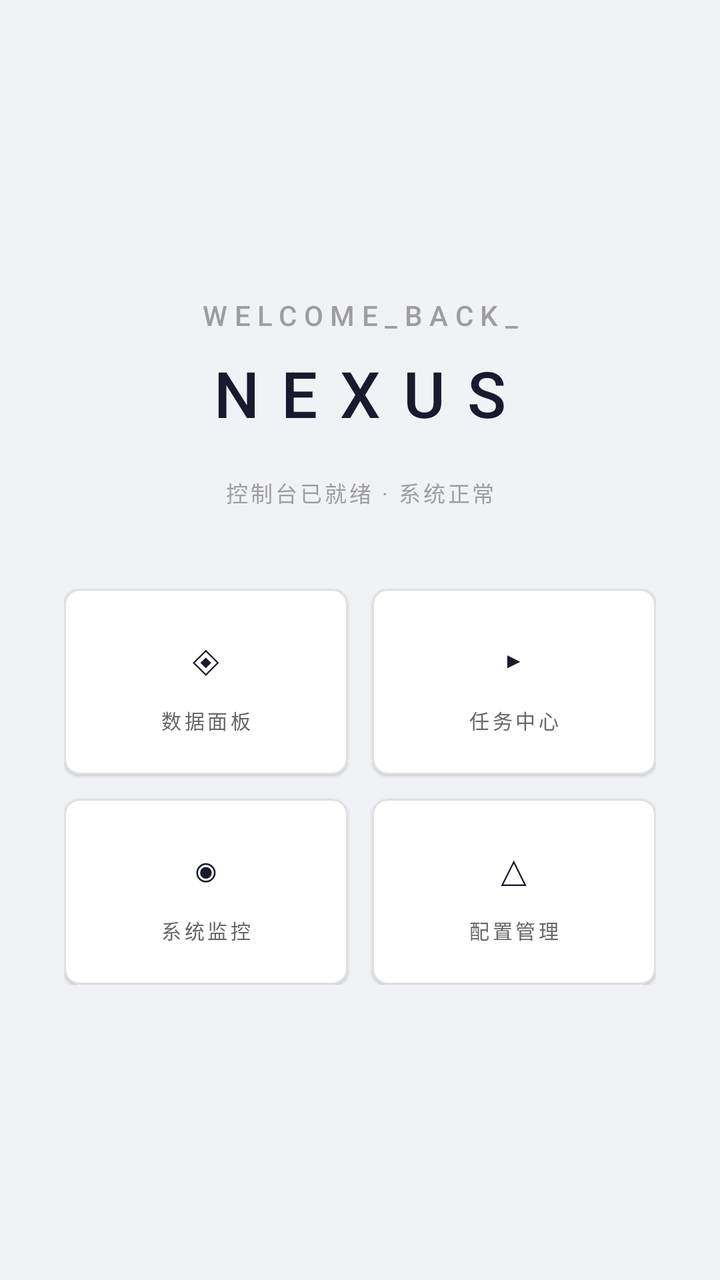
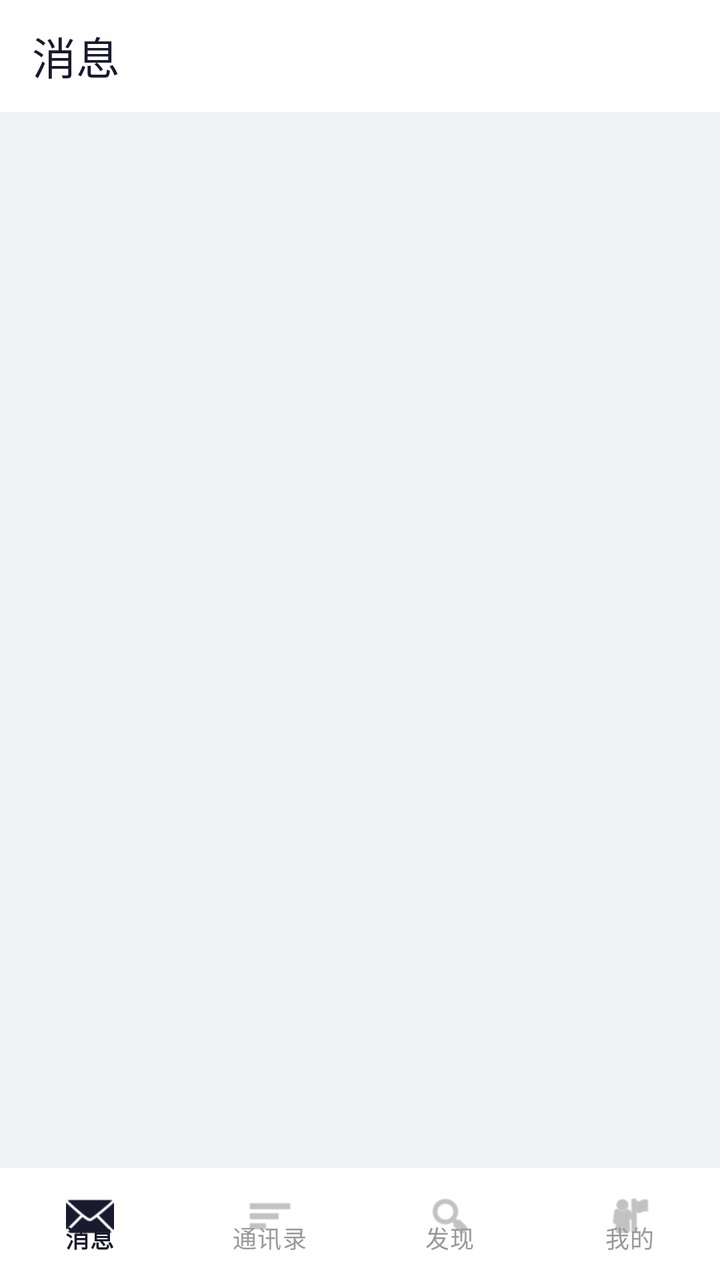

Before-and-after screenshots of an Android layout around one commit, followed by the original layout XML and the change that was made.
<!-- AndroidManifest.xml: activity theme Theme.NexusApp -->
<!-- res/layout/activity_main.xml -->
<?xml version="1.0" encoding="utf-8"?>
<androidx.constraintlayout.widget.ConstraintLayout
    xmlns:android="http://schemas.android.com/apk/res/android"
    xmlns:app="http://schemas.android.com/apk/res-auto"
    android:layout_width="match_parent"
    android:layout_height="match_parent"
    android:background="#F0F2F5">

    <TextView
        android:id="@+id/tvWelcome"
        android:layout_width="wrap_content"
        android:layout_height="wrap_content"
        android:text="WELCOME_BACK_"
        android:textColor="#9E9E9E"
        android:textSize="14sp"
        android:fontFamily="sans-serif-medium"
        android:letterSpacing="0.25"
        android:layout_marginBottom="8dp"
        app:layout_constraintVertical_chainStyle="packed"
        app:layout_constraintTop_toTopOf="parent"
        app:layout_constraintBottom_toTopOf="@id/tvMainTitle"
        app:layout_constraintStart_toStartOf="parent"
        app:layout_constraintEnd_toEndOf="parent" />

    <TextView
        android:id="@+id/tvMainTitle"
        android:layout_width="wrap_content"
        android:layout_height="wrap_content"
        android:text="NEXUS"
        android:textColor="#1A1A2E"
        android:textSize="32sp"
        android:fontFamily="sans-serif-medium"
        android:letterSpacing="0.35"
        android:layout_marginBottom="20dp"
        app:layout_constraintTop_toBottomOf="@id/tvWelcome"
        app:layout_constraintBottom_toTopOf="@id/tvSub"
        app:layout_constraintStart_toStartOf="parent"
        app:layout_constraintEnd_toEndOf="parent" />

    <TextView
        android:id="@+id/tvSub"
        android:layout_width="wrap_content"
        android:layout_height="wrap_content"
        android:text="控制台已就绪 · 系统正常"
        android:textColor="#9E9E9E"
        android:textSize="11sp"
        android:fontFamily="sans-serif"
        android:letterSpacing="0.12"
        android:layout_marginBottom="40dp"
        app:layout_constraintTop_toBottomOf="@id/tvMainTitle"
        app:layout_constraintBottom_toTopOf="@id/gridCards"
        app:layout_constraintStart_toStartOf="parent"
        app:layout_constraintEnd_toEndOf="parent" />

    <androidx.constraintlayout.widget.ConstraintLayout
        android:id="@+id/gridCards"
        android:layout_width="0dp"
        android:layout_height="wrap_content"
        android:layout_marginStart="32dp"
        android:layout_marginEnd="32dp"
        app:layout_constraintWidth_max="340dp"
        app:layout_constraintTop_toBottomOf="@id/tvSub"
        app:layout_constraintBottom_toBottomOf="parent"
        app:layout_constraintStart_toStartOf="parent"
        app:layout_constraintEnd_toEndOf="parent"
        app:layout_constraintVertical_bias="0">

        <com.google.android.material.card.MaterialCardView
            android:id="@+id/cardData"
            android:layout_width="0dp"
            android:layout_height="wrap_content"
            android:layout_marginEnd="6dp"
            android:layout_marginBottom="12dp"
            app:cardBackgroundColor="#FFFFFF"
            app:strokeColor="#E0E0E0"
            app:strokeWidth="1dp"
            app:cardCornerRadius="8dp"
            app:cardElevation="1dp"
            app:layout_constraintTop_toTopOf="parent"
            app:layout_constraintStart_toStartOf="parent"
            app:layout_constraintEnd_toStartOf="@id/cardTask"
            app:layout_constraintBottom_toTopOf="@id/cardMonitor"
            app:layout_constraintWidth_percent="0.48">

            <LinearLayout
                android:layout_width="match_parent"
                android:layout_height="match_parent"
                android:orientation="vertical"
                android:gravity="center"
                android:padding="20dp">

                <TextView
                    android:layout_width="wrap_content"
                    android:layout_height="wrap_content"
                    android:text="◈"
                    android:textColor="#1A1A2E"
                    android:textSize="22sp"
                    android:layout_marginBottom="8dp" />

                <TextView
                    android:layout_width="wrap_content"
                    android:layout_height="wrap_content"
                    android:text="数据面板"
                    android:textColor="#666666"
                    android:textSize="10sp"
                    android:fontFamily="sans-serif"
                    android:letterSpacing="0.15" />
            </LinearLayout>
        </com.google.android.material.card.MaterialCardView>

        <com.google.android.material.card.MaterialCardView
            android:id="@+id/cardTask"
            android:layout_width="0dp"
            android:layout_height="wrap_content"
            android:layout_marginStart="6dp"
            android:layout_marginBottom="12dp"
            app:cardBackgroundColor="#FFFFFF"
            app:strokeColor="#E0E0E0"
            app:strokeWidth="1dp"
            app:cardCornerRadius="8dp"
            app:cardElevation="1dp"
            app:layout_constraintTop_toTopOf="parent"
            app:layout_constraintStart_toEndOf="@id/cardData"
            app:layout_constraintEnd_toEndOf="parent"
            app:layout_constraintBottom_toTopOf="@id/cardConfig"
            app:layout_constraintWidth_percent="0.48">

            <LinearLayout
                android:layout_width="match_parent"
                android:layout_height="match_parent"
                android:orientation="vertical"
                android:gravity="center"
                android:padding="20dp">

                <TextView
                    android:layout_width="wrap_content"
                    android:layout_height="wrap_content"
                    android:text="▸"
                    android:textColor="#1A1A2E"
                    android:textSize="22sp"
                    android:layout_marginBottom="8dp" />

                <TextView
                    android:layout_width="wrap_content"
                    android:layout_height="wrap_content"
                    android:text="任务中心"
                    android:textColor="#666666"
                    android:textSize="10sp"
                    android:fontFamily="sans-serif"
                    android:letterSpacing="0.15" />
            </LinearLayout>
        </com.google.android.material.card.MaterialCardView>

        <com.google.android.material.card.MaterialCardView
            android:id="@+id/cardMonitor"
            android:layout_width="0dp"
            android:layout_height="wrap_content"
            android:layout_marginEnd="6dp"
            app:cardBackgroundColor="#FFFFFF"
            app:strokeColor="#E0E0E0"
            app:strokeWidth="1dp"
            app:cardCornerRadius="8dp"
            app:cardElevation="1dp"
            app:layout_constraintTop_toBottomOf="@id/cardData"
            app:layout_constraintStart_toStartOf="parent"
            app:layout_constraintEnd_toStartOf="@id/cardConfig"
            app:layout_constraintBottom_toBottomOf="parent"
            app:layout_constraintWidth_percent="0.48">

            <LinearLayout
                android:layout_width="match_parent"
                android:layout_height="match_parent"
                android:orientation="vertical"
                android:gravity="center"
                android:padding="20dp">

                <TextView
                    android:layout_width="wrap_content"
                    android:layout_height="wrap_content"
                    android:text="◉"
                    android:textColor="#1A1A2E"
                    android:textSize="22sp"
                    android:layout_marginBottom="8dp" />

                <TextView
                    android:layout_width="wrap_content"
                    android:layout_height="wrap_content"
                    android:text="系统监控"
                    android:textColor="#666666"
                    android:textSize="10sp"
                    android:fontFamily="sans-serif"
                    android:letterSpacing="0.15" />
            </LinearLayout>
        </com.google.android.material.card.MaterialCardView>

        <com.google.android.material.card.MaterialCardView
            android:id="@+id/cardConfig"
            android:layout_width="0dp"
            android:layout_height="wrap_content"
            android:layout_marginStart="6dp"
            app:cardBackgroundColor="#FFFFFF"
            app:strokeColor="#E0E0E0"
            app:strokeWidth="1dp"
            app:cardCornerRadius="8dp"
            app:cardElevation="1dp"
            app:layout_constraintTop_toBottomOf="@id/cardTask"
            app:layout_constraintStart_toEndOf="@id/cardMonitor"
            app:layout_constraintEnd_toEndOf="parent"
            app:layout_constraintBottom_toBottomOf="parent"
            app:layout_constraintWidth_percent="0.48">

            <LinearLayout
                android:layout_width="match_parent"
                android:layout_height="match_parent"
                android:orientation="vertical"
                android:gravity="center"
                android:padding="20dp">

                <TextView
                    android:layout_width="wrap_content"
                    android:layout_height="wrap_content"
                    android:text="△"
                    android:textColor="#1A1A2E"
                    android:textSize="22sp"
                    android:layout_marginBottom="8dp" />

                <TextView
                    android:layout_width="wrap_content"
                    android:layout_height="wrap_content"
                    android:text="配置管理"
                    android:textColor="#666666"
                    android:textSize="10sp"
                    android:fontFamily="sans-serif"
                    android:letterSpacing="0.15" />
            </LinearLayout>
        </com.google.android.material.card.MaterialCardView>

    </androidx.constraintlayout.widget.ConstraintLayout>

</androidx.constraintlayout.widget.ConstraintLayout>
<!-- resources referenced by this layout -->
<resources>
  <style name="Theme.NexusApp" parent="Theme.Material3.Light.NoActionBar">
          <item name="colorPrimary">@color/nexus_neon_cyan</item>
          <item name="colorSecondary">@color/nexus_neon_purple</item>
          <item name="android:windowBackground">@color/nexus_deep_space</item>
          <item name="android:statusBarColor">@color/nexus_deep_space</item>
          <item name="android:navigationBarColor">@color/nexus_deep_space</item>
      </style>
  <color name="nexus_neon_cyan">#FF00F5FF</color>
  <color name="nexus_neon_purple">#FF8B5CF6</color>
  <color name="nexus_deep_space">#FFF0F2F5</color>
</resources>

<!-- the commit's change to res/layout/activity_main.xml (unified diff, before → after) -->
@@ -1,240 +1,92 @@
 <?xml version="1.0" encoding="utf-8"?>
-<androidx.constraintlayout.widget.ConstraintLayout
+<androidx.drawerlayout.widget.DrawerLayout
     xmlns:android="http://schemas.android.com/apk/res/android"
     xmlns:app="http://schemas.android.com/apk/res-auto"
+    android:id="@+id/drawerLayout"
     android:layout_width="match_parent"
     android:layout_height="match_parent"
+    android:fitsSystemWindows="true">
+
+    <LinearLayout
+        android:layout_width="match_parent"
+        android:layout_height="match_parent"
+        android:orientation="vertical">
+
+        <com.google.android.material.appbar.MaterialToolbar
+            android:id="@+id/toolbar"
+            android:layout_width="match_parent"
+            android:layout_height="56dp"
+            android:background="#FFFFFF"
+            app:titleTextColor="#1A1A2E"
+            app:subtitleTextColor="#999999"
+            app:navigationIconTint="#1A1A2E"
+            app:title="消息" />
+
+        <FrameLayout
+            android:id="@+id/navHostFragment"
+            android:layout_width="match_parent"
+            android:layout_height="0dp"
+            android:layout_weight="1"
+            android:background="#F0F2F5" />
+
+        <com.google.android.material.bottomnavigation.BottomNavigationView
+            android:id="@+id/bottomNav"
+            android:layout_width="match_parent"
+            android:layout_height="56dp"
+            android:background="#FFFFFF"
+            app:itemIconTint="@color/bottom_nav_color"
+            app:itemTextColor="@color/bottom_nav_color"
+            app:labelVisibilityMode="labeled"
+            app:menu="@menu/bottom_nav_menu" />
+
+    </LinearLayout>
+
+    <com.google.android.material.navigation.NavigationView
+        android:id="@+id/navView"
+        android:layout_width="280dp"
+        android:layout_height="match_parent"
+        android:layout_gravity="start"
+        android:fitsSystemWindows="true"
+        app:headerLayout="@layout/nav_header"
+        app:menu="@menu/drawer_menu" />
+
+</androidx.drawerlayout.widget.DrawerLayout>
+<!-- res/layout/nav_header.xml (included above) -->
+<?xml version="1.0" encoding="utf-8"?>
+<LinearLayout
+    xmlns:android="http://schemas.android.com/apk/res/android"
+    android:layout_width="match_parent"
+    android:layout_height="160dp"
+    android:orientation="vertical"
+    android:padding="20dp"
+    android:gravity="bottom"
     android:background="#F0F2F5">
 
     <TextView
-        android:id="@+id/tvWelcome"
         android:layout_width="wrap_content"
         android:layout_height="wrap_content"
-        android:text="WELCOME_BACK_"
-        android:textColor="#9E9E9E"
-        android:textSize="14sp"
-        android:fontFamily="sans-serif-medium"
-        android:letterSpacing="0.25"
-        android:layout_marginBottom="8dp"
-        app:layout_constraintVertical_chainStyle="packed"
-        app:layout_constraintTop_toTopOf="parent"
-        app:layout_constraintBottom_toTopOf="@id/tvMainTitle"
-        app:layout_constraintStart_toStartOf="parent"
-        app:layout_constraintEnd_toEndOf="parent" />
+        android:text="N"
+        android:textSize="36sp"
+        android:textColor="#FFFFFF"
+        android:background="#1A1A2E"
+        android:gravity="center"
+        android:layout_marginBottom="12dp"
+        android:padding="8dp" />
 
     <TextView
-        android:id="@+id/tvMainTitle"
         android:layout_width="wrap_content"
         android:layout_height="wrap_content"
-        android:text="NEXUS"
+        android:text="Admin"
         android:textColor="#1A1A2E"
-        android:textSize="32sp"
-        android:fontFamily="sans-serif-medium"
-        android:letterSpacing="0.35"
-        android:layout_marginBottom="20dp"
-        app:layout_constraintTop_toBottomOf="@id/tvWelcome"
-        app:layout_constraintBottom_toTopOf="@id/tvSub"
-        app:layout_constraintStart_toStartOf="parent"
-        app:layout_constraintEnd_toEndOf="parent" />
+        android:textSize="16sp"
+        android:fontFamily="sans-serif-medium" />
 
     <TextView
-        android:id="@+id/tvSub"
         android:layout_width="wrap_content"
         android:layout_height="wrap_content"
-        android:text="控制台已就绪 · 系统正常"
-        android:textColor="#9E9E9E"
-        android:textSize="11sp"
-        android:fontFamily="sans-serif"
-        android:letterSpacing="0.12"
-        android:layout_marginBottom="40dp"
-        app:layout_constraintTop_toBottomOf="@id/tvMainTitle"
-        app:layout_constraintBottom_toTopOf="@id/gridCards"
-        app:layout_constraintStart_toStartOf="parent"
-        app:layout_constraintEnd_toEndOf="parent" />
+        android:text="● 在线 · ROOT"
+        android:textColor="#999999"
+        android:textSize="12sp"
+        android:layout_marginTop="2dp" />
 
-    <androidx.constraintlayout.widget.ConstraintLayout
-        android:id="@+id/gridCards"
-        android:layout_width="0dp"
-        android:layout_height="wrap_content"
-        android:layout_marginStart="32dp"
-        android:layout_marginEnd="32dp"
-        app:layout_constraintWidth_max="340dp"
-        app:layout_constraintTop_toBottomOf="@id/tvSub"
-        app:layout_constraintBottom_toBottomOf="parent"
-        app:layout_constraintStart_toStartOf="parent"
-        app:layout_constraintEnd_toEndOf="parent"
-        app:layout_constraintVertical_bias="0">
-
-        <com.google.android.material.card.MaterialCardView
-            android:id="@+id/cardData"
-            android:layout_width="0dp"
-            android:layout_height="wrap_content"
-            android:layout_marginEnd="6dp"
-            android:layout_marginBottom="12dp"
-            app:cardBackgroundColor="#FFFFFF"
-            app:strokeColor="#E0E0E0"
-            app:strokeWidth="1dp"
-            app:cardCornerRadius="8dp"
-            app:cardElevation="1dp"
-            app:layout_constraintTop_toTopOf="parent"
-            app:layout_constraintStart_toStartOf="parent"
-            app:layout_constraintEnd_toStartOf="@id/cardTask"
-            app:layout_constraintBottom_toTopOf="@id/cardMonitor"
-            app:layout_constraintWidth_percent="0.48">
-
-            <LinearLayout
-                android:layout_width="match_parent"
-                android:layout_height="match_parent"
-                android:orientation="vertical"
-                android:gravity="center"
-                android:padding="20dp">
-
-                <TextView
-                    android:layout_width="wrap_content"
-                    android:layout_height="wrap_content"
-                    android:text="◈"
-                    android:textColor="#1A1A2E"
-                    android:textSize="22sp"
-                    android:layout_marginBottom="8dp" />
-
-                <TextView
-                    android:layout_width="wrap_content"
-                    android:layout_height="wrap_content"
-                    android:text="数据面板"
-                    android:textColor="#666666"
-                    android:textSize="10sp"
-                    android:fontFamily="sans-serif"
-                    android:letterSpacing="0.15" />
-            </LinearLayout>
-        </com.google.android.material.card.MaterialCardView>
-
-        <com.google.android.material.card.MaterialCardView
-            android:id="@+id/cardTask"
-            android:layout_width="0dp"
-            android:layout_height="wrap_content"
-            android:layout_marginStart="6dp"
-            android:layout_marginBottom="12dp"
-            app:cardBackgroundColor="#FFFFFF"
-            app:strokeColor="#E0E0E0"
-            app:strokeWidth="1dp"
-            app:cardCornerRadius="8dp"
-            app:cardElevation="1dp"
-            app:layout_constraintTop_toTopOf="parent"
-            app:layout_constraintStart_toEndOf="@id/cardData"
-            app:layout_constraintEnd_toEndOf="parent"
-            app:layout_constraintBottom_toTopOf="@id/cardConfig"
-            app:layout_constraintWidth_percent="0.48">
-
-            <LinearLayout
-                android:layout_width="match_parent"
-                android:layout_height="match_parent"
-                android:orientation="vertical"
-                android:gravity="center"
-                android:padding="20dp">
-
-                <TextView
-                    android:layout_width="wrap_content"
-                    android:layout_height="wrap_content"
-                    android:text="▸"
-                    android:textColor="#1A1A2E"
-                    android:textSize="22sp"
-                    android:layout_marginBottom="8dp" />
-
-                <TextView
-                    android:layout_width="wrap_content"
-                    android:layout_height="wrap_content"
-                    android:text="任务中心"
-                    android:textColor="#666666"
-                    android:textSize="10sp"
-                    android:fontFamily="sans-serif"
-                    android:letterSpacing="0.15" />
-            </LinearLayout>
-        </com.google.android.material.card.MaterialCardView>
-
-        <com.google.android.material.card.MaterialCardView
-            android:id="@+id/cardMonitor"
-            android:layout_width="0dp"
-            android:layout_height="wrap_content"
-            android:layout_marginEnd="6dp"
-            app:cardBackgroundColor="#FFFFFF"
-            app:strokeColor="#E0E0E0"
-            app:strokeWidth="1dp"
-            app:cardCornerRadius="8dp"
-            app:cardElevation="1dp"
-            app:layout_constraintTop_toBottomOf="@id/cardData"
-            app:layout_constraintStart_toStartOf="parent"
-            app:layout_constraintEnd_toStartOf="@id/cardConfig"
-            app:layout_constraintBottom_toBottomOf="parent"
-            app:layout_constraintWidth_percent="0.48">
-
-            <LinearLayout
-                android:layout_width="match_parent"
-                android:layout_height="match_parent"
-                android:orientation="vertical"
-                android:gravity="center"
-                android:padding="20dp">
-
-                <TextView
-                    android:layout_width="wrap_content"
-                    android:layout_height="wrap_content"
-                    android:text="◉"
-                    android:textColor="#1A1A2E"
-                    android:textSize="22sp"
-                    android:layout_marginBottom="8dp" />
-
-                <TextView
-                    android:layout_width="wrap_content"
-                    android:layout_height="wrap_content"
-                    android:text="系统监控"
-                    android:textColor="#666666"
-                    android:textSize="10sp"
-                    android:fontFamily="sans-serif"
-                    android:letterSpacing="0.15" />
-            </LinearLayout>
-        </com.google.android.material.card.MaterialCardView>
-
-        <com.google.android.material.card.MaterialCardView
-            android:id="@+id/cardConfig"
-            android:layout_width="0dp"
-            android:layout_height="wrap_content"
-            android:layout_marginStart="6dp"
-            app:cardBackgroundColor="#FFFFFF"
-            app:strokeColor="#E0E0E0"
-            app:strokeWidth="1dp"
-            app:cardCornerRadius="8dp"
-            app:cardElevation="1dp"
-            app:layout_constraintTop_toBottomOf="@id/cardTask"
-            app:layout_constraintStart_toEndOf="@id/cardMonitor"
-            app:layout_constraintEnd_toEndOf="parent"
-            app:layout_constraintBottom_toBottomOf="parent"
-            app:layout_constraintWidth_percent="0.48">
-
-            <LinearLayout
-                android:layout_width="match_parent"
-                android:layout_height="match_parent"
-                android:orientation="vertical"
-                android:gravity="center"
-                android:padding="20dp">
-
-                <TextView
-                    android:layout_width="wrap_content"
-                    android:layout_height="wrap_content"
-                    android:text="△"
-                    android:textColor="#1A1A2E"
-                    android:textSize="22sp"
-                    android:layout_marginBottom="8dp" />
-
-                <TextView
-                    android:layout_width="wrap_content"
-                    android:layout_height="wrap_content"
-                    android:text="配置管理"
-                    android:textColor="#666666"
-                    android:textSize="10sp"
-                    android:fontFamily="sans-serif"
-                    android:letterSpacing="0.15" />
-            </LinearLayout>
-        </com.google.android.material.card.MaterialCardView>
-
-    </androidx.constraintlayout.widget.ConstraintLayout>
-
-</androidx.constraintlayout.widget.ConstraintLayout>
+</LinearLayout>
